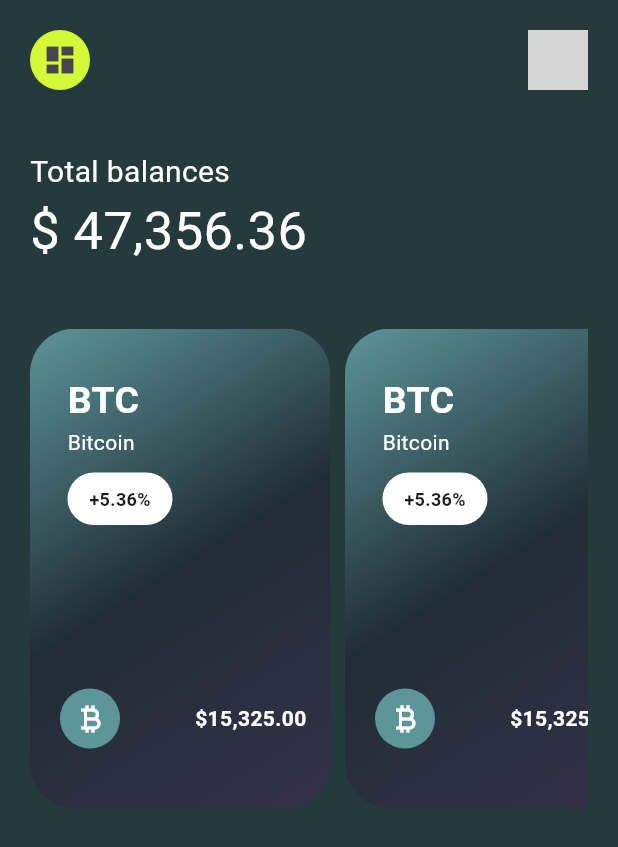
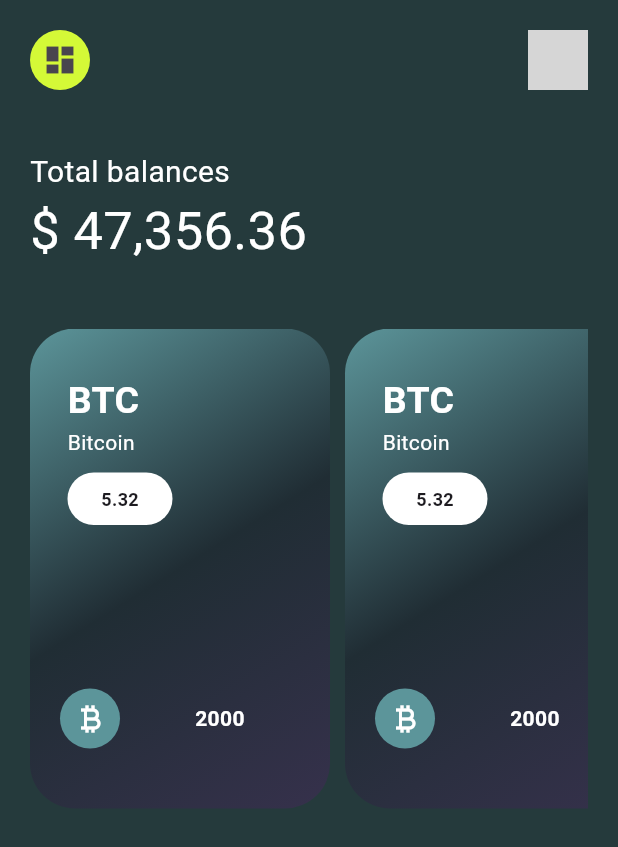
Before and after one commit to nicowalter256/crpto-app-UI, a Flutter app: the screen it shows after launch, on a phone screen of 412 x 824 dp. Shown: the top 847 px of the screen. Run offline on Flutter 3.47's test engine with Material 3 defaults, Android fonts, the phone set to English and light mode, and no system bars; network calls fail; grey boxes are pictures that could not be loaded.

Commit message:
Added more changes

```diff
--- a/lib/views/home_screen.dart
+++ b/lib/views/home_screen.dart
@@ -69,7 +69,15 @@ class _HomeScreenState extends State<HomeScreen> {
                     itemBuilder: (context, index) {
                       return const Padding(
                         padding: EdgeInsets.only(right: 10),
-                        child: CardWidget(),
+                        child: CardWidget(
+                          firstColor: Constants.secondary,
+                          secondColor: Constants.blackBg,
+                          thirdColor: Constants.tertially,
+                          value: "5.32",
+                          price: "2000",
+                          description: "Bitcoin",
+                          name: "BTC",
+                        ),
                       );
                     }),
               ),
--- a/lib/widgets/card_widgets.dart
+++ b/lib/widgets/card_widgets.dart
@@ -2,25 +2,33 @@ import 'package:crypto_app/constants/constants.dart';
 import 'package:flutter/material.dart';
 
 class CardWidget extends StatelessWidget {
-  const CardWidget({super.key});
+  final Color firstColor, secondColor, thirdColor;
+  final String value, description, price, name;
+
+  const CardWidget({
+    super.key,
+    required this.firstColor,
+    required this.secondColor,
+    required this.thirdColor,
+    required this.name,
+    required this.value,
+    required this.description,
+    required this.price,
+  });
 
   @override
   Widget build(BuildContext context) {
     return Container(
         height: 300,
         width: 200,
-        decoration: const BoxDecoration(
-          borderRadius: BorderRadius.all(
+        decoration: BoxDecoration(
+          borderRadius: const BorderRadius.all(
             Radius.circular(30),
           ),
           gradient: LinearGradient(
             begin: Alignment.topLeft,
             end: Alignment.bottomRight,
-            colors: [
-              Constants.secondary,
-              Constants.blackBg,
-              Constants.tertially
-            ],
+            colors: [firstColor, secondColor, thirdColor],
           ),
         ),
         child: Stack(
@@ -32,21 +40,21 @@ class CardWidget extends StatelessWidget {
             Column(
               crossAxisAlignment: CrossAxisAlignment.start,
               children: [
-                const Padding(
-                  padding: EdgeInsets.only(top: 30, left: 25),
+                Padding(
+                  padding: const EdgeInsets.only(top: 30, left: 25),
                   child: Text(
-                    "BTC",
-                    style: TextStyle(
+                    name,
+                    style: const TextStyle(
                         color: Constants.whiteBg,
                         fontSize: 25,
                         fontWeight: FontWeight.bold),
                   ),
                 ),
-                const Padding(
-                  padding: EdgeInsets.only(left: 25),
+                Padding(
+                  padding: const EdgeInsets.only(left: 25),
                   child: Text(
-                    'Bitcoin',
-                    style: TextStyle(color: Constants.whiteBg),
+                    description,
+                    style: const TextStyle(color: Constants.whiteBg),
                   ),
                 ),
                 Padding(
@@ -60,10 +68,10 @@ class CardWidget extends StatelessWidget {
                         Radius.circular(20),
                       ),
                     ),
-                    child: const Center(
+                    child: Center(
                       child: Text(
-                        '+5.36%',
-                        style: TextStyle(
+                        value,
+                        style: const TextStyle(
                             fontWeight: FontWeight.bold, fontSize: 12),
                       ),
                     ),
@@ -91,9 +99,10 @@ class CardWidget extends StatelessWidget {
                   const SizedBox(
                     width: 50,
                   ),
-                  const Text(
-                    '\$15,325.00',
-                    style: TextStyle(
+                  Text(
+                    // '\$15,325.00',
+                    price,
+                    style: const TextStyle(
                       color: Constants.whiteBg,
                       fontWeight: FontWeight.bold,
                     ),
```
